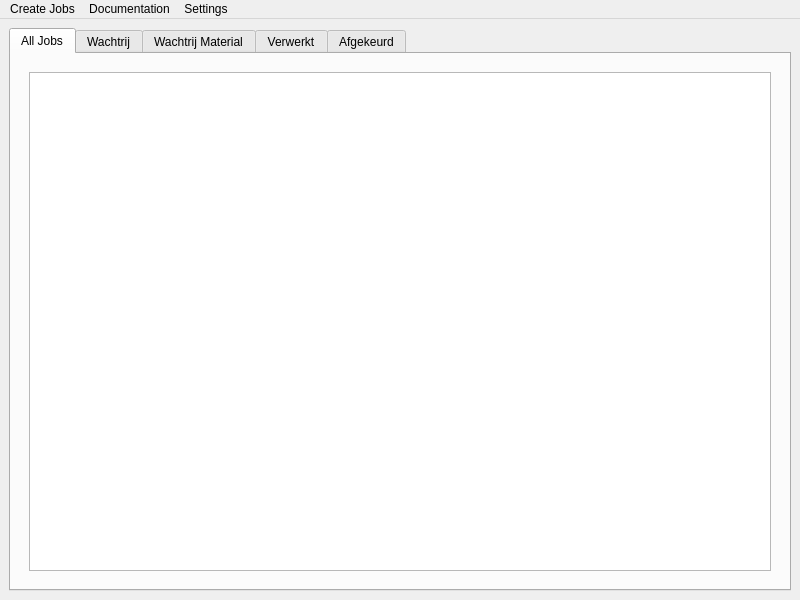
The window that laser/ui/laser_main_window.ui (GijsGroote/creator_administrator) describes before a commit, drawn with Qt 5.
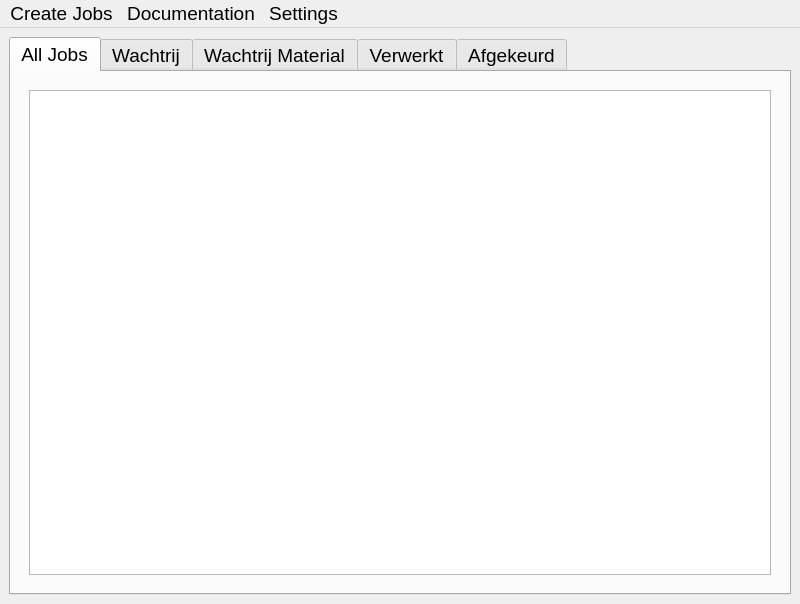
The same window after the commit. Custom widgets are drawn as their Qt base class.

Diff of the .ui file:
```diff
--- a/laser/ui/laser_main_window.ui
+++ b/laser/ui/laser_main_window.ui
@@ -7,7 +7,7 @@
     <x>0</x>
     <y>0</y>
     <width>800</width>
-    <height>600</height>
+    <height>604</height>
    </rect>
   </property>
   <property name="sizePolicy">
@@ -16,6 +16,11 @@
     <verstretch>0</verstretch>
    </sizepolicy>
   </property>
+  <property name="font">
+   <font>
+    <pointsize>14</pointsize>
+   </font>
+  </property>
   <property name="windowTitle">
    <string>MainWindow</string>
   </property>
@@ -62,7 +67,13 @@
              </property>
              <layout class="QVBoxLayout" name="verticalLayout_4">
               <item>
-               <widget class="JobsOverviewQListWidget" name="allJobsQListWidget"/>
+               <widget class="JobsOverviewQListWidget" name="allJobsQListWidget">
+                <property name="font">
+                 <font>
+                  <pointsize>14</pointsize>
+                 </font>
+                </property>
+               </widget>
               </item>
              </layout>
             </widget>
@@ -318,7 +329,7 @@
      <x>0</x>
      <y>0</y>
      <width>800</width>
-     <height>24</height>
+     <height>29</height>
     </rect>
    </property>
    <widget class="QMenu" name="createJobsMenubar">
```
